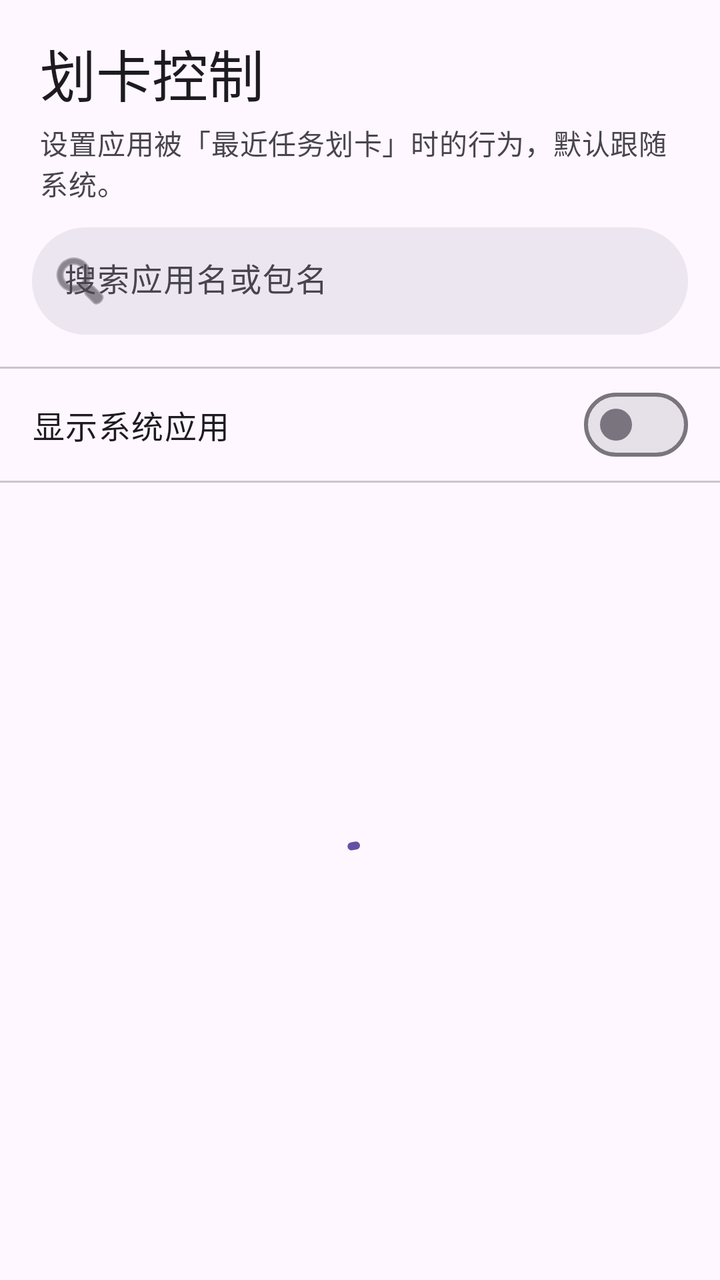
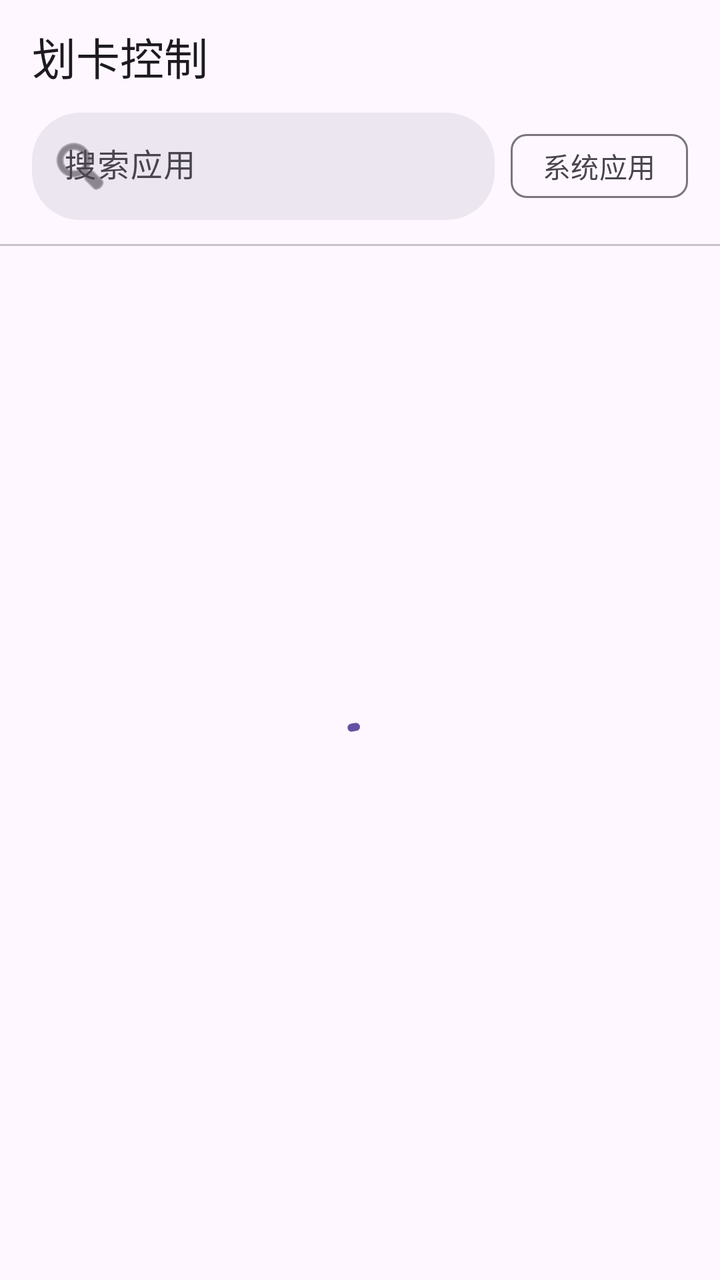

Two renders of the same Android screen: before a commit and after it. Below are the layout's source before the change and the commit's diff.
<!-- AndroidManifest.xml: application theme Theme.SwipeClean -->
<!-- res/layout/activity_main.xml -->
<?xml version="1.0" encoding="utf-8"?>
<LinearLayout xmlns:android="http://schemas.android.com/apk/res/android"
    xmlns:app="http://schemas.android.com/apk/res-auto"
    android:layout_width="match_parent"
    android:layout_height="match_parent"
    android:fitsSystemWindows="true"
    android:orientation="vertical">

    <TextView
        android:layout_width="match_parent"
        android:layout_height="wrap_content"
        android:paddingHorizontal="20dp"
        android:paddingTop="16dp"
        android:text="@string/header_title"
        android:textAppearance="?attr/textAppearanceHeadlineMedium" />

    <TextView
        android:layout_width="match_parent"
        android:layout_height="wrap_content"
        android:paddingHorizontal="20dp"
        android:paddingTop="4dp"
        android:text="@string/header_hint"
        android:textAppearance="?attr/textAppearanceBodyMedium"
        android:textColor="?attr/colorOnSurfaceVariant" />

    <com.google.android.material.textfield.TextInputLayout
        style="@style/Widget.Material3.TextInputLayout.FilledBox.Dense"
        android:layout_width="match_parent"
        android:layout_height="wrap_content"
        android:layout_marginHorizontal="16dp"
        android:layout_marginTop="12dp"
        android:hint="@string/search_hint"
        app:boxBackgroundColor="?attr/colorSurfaceContainerHigh"
        app:boxCornerRadiusBottomEnd="28dp"
        app:boxCornerRadiusBottomStart="28dp"
        app:boxCornerRadiusTopEnd="28dp"
        app:boxCornerRadiusTopStart="28dp"
        app:boxStrokeWidth="0dp"
        app:boxStrokeWidthFocused="0dp"
        app:endIconMode="clear_text"
        app:startIconDrawable="@android:drawable/ic_menu_search">

        <com.google.android.material.textfield.TextInputEditText
            android:id="@+id/search"
            android:layout_width="match_parent"
            android:layout_height="wrap_content"
            android:imeOptions="actionSearch"
            android:inputType="text"
            android:maxLines="1" />
    </com.google.android.material.textfield.TextInputLayout>

    <View
        android:layout_width="match_parent"
        android:layout_height="1dp"
        android:layout_marginTop="16dp"
        android:background="?attr/colorOutlineVariant" />

    <LinearLayout
        android:layout_width="match_parent"
        android:layout_height="wrap_content"
        android:gravity="center_vertical"
        android:minHeight="56dp"
        android:orientation="horizontal"
        android:paddingHorizontal="16dp">

        <TextView
            android:layout_width="0dp"
            android:layout_height="wrap_content"
            android:layout_weight="1"
            android:text="@string/show_system"
            android:textAppearance="?attr/textAppearanceBodyLarge" />

        <com.google.android.material.materialswitch.MaterialSwitch
            android:id="@+id/show_system"
            android:layout_width="wrap_content"
            android:layout_height="wrap_content" />
    </LinearLayout>

    <View
        android:layout_width="match_parent"
        android:layout_height="1dp"
        android:background="?attr/colorOutlineVariant" />

    <FrameLayout
        android:layout_width="match_parent"
        android:layout_height="0dp"
        android:layout_weight="1">

        <androidx.recyclerview.widget.RecyclerView
            android:id="@+id/list"
            android:layout_width="match_parent"
            android:layout_height="match_parent"
            android:clipToPadding="false"
            android:paddingBottom="16dp"
            android:scrollbars="vertical" />

        <com.google.android.material.progressindicator.CircularProgressIndicator
            android:id="@+id/loading"
            android:layout_width="wrap_content"
            android:layout_height="wrap_content"
            android:layout_gravity="center"
            android:indeterminate="true" />

        <TextView
            android:id="@+id/empty"
            android:layout_width="wrap_content"
            android:layout_height="wrap_content"
            android:layout_gravity="center"
            android:text="@string/empty"
            android:textAppearance="?attr/textAppearanceBodyMedium"
            android:textColor="?attr/colorOnSurfaceVariant"
            android:visibility="gone" />
    </FrameLayout>

</LinearLayout>
<!-- resources referenced by this layout -->
<resources>
  <string name="empty">没有匹配的应用</string>
  <string name="header_hint">设置应用被「最近任务划卡」时的行为，默认跟随系统。</string>
  <string name="header_title">划卡控制</string>
  <string name="search_hint">搜索应用名或包名</string>
  <string name="show_system">显示系统应用</string>
  <style name="Theme.SwipeClean" parent="Theme.Material3.DayNight.NoActionBar" />
</resources>

<!-- the commit's change to res/layout/activity_main.xml (unified diff, before → after) -->
@@ -9,76 +9,61 @@
     <TextView
         android:layout_width="match_parent"
         android:layout_height="wrap_content"
-        android:paddingHorizontal="20dp"
-        android:paddingTop="16dp"
+        android:paddingHorizontal="16dp"
+        android:paddingTop="12dp"
         android:text="@string/header_title"
-        android:textAppearance="?attr/textAppearanceHeadlineMedium" />
-
-    <TextView
-        android:layout_width="match_parent"
-        android:layout_height="wrap_content"
-        android:paddingHorizontal="20dp"
-        android:paddingTop="4dp"
-        android:text="@string/header_hint"
-        android:textAppearance="?attr/textAppearanceBodyMedium"
-        android:textColor="?attr/colorOnSurfaceVariant" />
-
-    <com.google.android.material.textfield.TextInputLayout
-        style="@style/Widget.Material3.TextInputLayout.FilledBox.Dense"
-        android:layout_width="match_parent"
-        android:layout_height="wrap_content"
-        android:layout_marginHorizontal="16dp"
-        android:layout_marginTop="12dp"
-        android:hint="@string/search_hint"
-        app:boxBackgroundColor="?attr/colorSurfaceContainerHigh"
-        app:boxCornerRadiusBottomEnd="28dp"
-        app:boxCornerRadiusBottomStart="28dp"
-        app:boxCornerRadiusTopEnd="28dp"
-        app:boxCornerRadiusTopStart="28dp"
-        app:boxStrokeWidth="0dp"
-        app:boxStrokeWidthFocused="0dp"
-        app:endIconMode="clear_text"
-        app:startIconDrawable="@android:drawable/ic_menu_search">
-
-        <com.google.android.material.textfield.TextInputEditText
-            android:id="@+id/search"
-            android:layout_width="match_parent"
-            android:layout_height="wrap_content"
-            android:imeOptions="actionSearch"
-            android:inputType="text"
-            android:maxLines="1" />
-    </com.google.android.material.textfield.TextInputLayout>
-
-    <View
-        android:layout_width="match_parent"
-        android:layout_height="1dp"
-        android:layout_marginTop="16dp"
-        android:background="?attr/colorOutlineVariant" />
+        android:textAppearance="?attr/textAppearanceTitleLarge" />
 
     <LinearLayout
         android:layout_width="match_parent"
         android:layout_height="wrap_content"
+        android:layout_marginTop="12dp"
         android:gravity="center_vertical"
-        android:minHeight="56dp"
         android:orientation="horizontal"
         android:paddingHorizontal="16dp">
 
-        <TextView
+        <com.google.android.material.textfield.TextInputLayout
+            style="@style/Widget.Material3.TextInputLayout.FilledBox.Dense"
             android:layout_width="0dp"
             android:layout_height="wrap_content"
             android:layout_weight="1"
-            android:text="@string/show_system"
-            android:textAppearance="?attr/textAppearanceBodyLarge" />
+            android:hint="@string/search_hint"
+            app:boxBackgroundColor="?attr/colorSurfaceContainerHigh"
+            app:boxCornerRadiusBottomEnd="24dp"
+            app:boxCornerRadiusBottomStart="24dp"
+            app:boxCornerRadiusTopEnd="24dp"
+            app:boxCornerRadiusTopStart="24dp"
+            app:boxStrokeWidth="0dp"
+            app:boxStrokeWidthFocused="0dp"
+            app:endIconMode="clear_text"
+            app:startIconDrawable="@android:drawable/ic_menu_search">
 
-        <com.google.android.material.materialswitch.MaterialSwitch
+            <com.google.android.material.textfield.TextInputEditText
+                android:id="@+id/search"
+                android:layout_width="match_parent"
+                android:layout_height="wrap_content"
+                android:imeOptions="actionSearch"
+                android:inputType="text"
+                android:maxLines="1" />
+        </com.google.android.material.textfield.TextInputLayout>
+
+        <com.google.android.material.chip.Chip
             android:id="@+id/show_system"
+            style="@style/Widget.Material3.Chip.Filter"
             android:layout_width="wrap_content"
-            android:layout_height="wrap_content" />
+            android:layout_height="wrap_content"
+            android:layout_marginStart="8dp"
+            android:checkable="true"
+            android:text="@string/filter_system"
+            android:textAppearance="?attr/textAppearanceLabelLarge"
+            app:chipMinHeight="32dp"
+            app:ensureMinTouchTargetSize="false" />
     </LinearLayout>
 
     <View
         android:layout_width="match_parent"
         android:layout_height="1dp"
+        android:layout_marginTop="12dp"
         android:background="?attr/colorOutlineVariant" />
 
     <FrameLayout
<!-- resource entries referenced after the edit -->
@@ -1,10 +1,9 @@
 <!-- resources referenced by this layout -->
 <resources>
   <string name="empty">没有匹配的应用</string>
-  <string name="header_hint">设置应用被「最近任务划卡」时的行为，默认跟随系统。</string>
+  <string name="filter_system">系统应用</string>
   <string name="header_title">划卡控制</string>
-  <string name="search_hint">搜索应用名或包名</string>
-  <string name="show_system">显示系统应用</string>
+  <string name="search_hint">搜索应用</string>
   <style name="Theme.SwipeClean" parent="Theme.Material3.DayNight.NoActionBar" />
 </resources>
 
